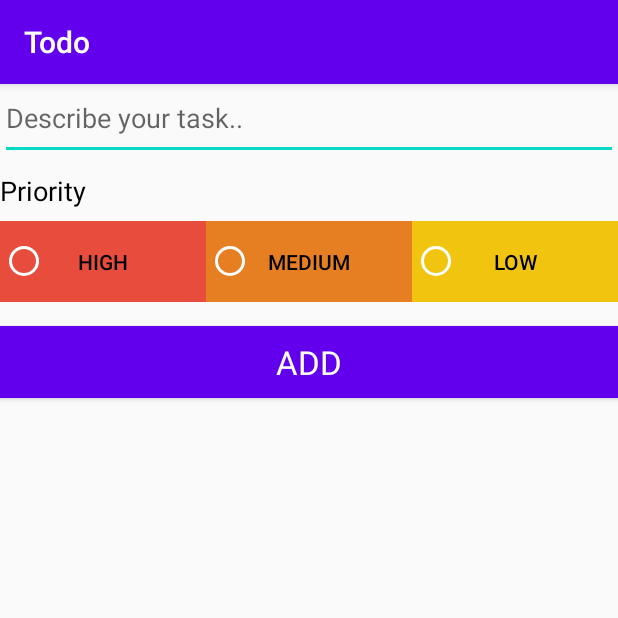
After one commit to lighttt/TodoApp, an Android app: the AddTaskActivity screen opened directly, with no data from a screen before it, on a phone screen of 412 x 824 dp, the top half of it. The commit adds this screen. Run offline under Robolectric (Android 15) with nearby library versions, the phone set to English and light mode, and no system bars.

Commit message:
Managed view and adapter

```diff
--- a/app/src/main/AndroidManifest.xml
+++ b/app/src/main/AndroidManifest.xml
@@ -9,6 +9,7 @@
         android:roundIcon="@mipmap/ic_launcher_round"
         android:supportsRtl="true"
         android:theme="@style/AppTheme">
+        <activity android:name=".AddTaskActivity"></activity>
         <activity android:name=".MainActivity">
             <intent-filter>
                 <action android:name="android.intent.action.MAIN" />
--- /dev/null
+++ b/app/src/main/java/np/com/manishtuladhar/todo/AddTaskActivity.java
@@ -0,0 +1,14 @@
+package np.com.manishtuladhar.todo;
+
+import androidx.appcompat.app.AppCompatActivity;
+
+import android.os.Bundle;
+
+public class AddTaskActivity extends AppCompatActivity {
+
+    @Override
+    protected void onCreate(Bundle savedInstanceState) {
+        super.onCreate(savedInstanceState);
+        setContentView(R.layout.activity_add_task);
+    }
+}
--- /dev/null
+++ b/app/src/main/java/np/com/manishtuladhar/todo/database/TaskEntry.java
@@ -0,0 +1,5 @@
+package np.com.manishtuladhar.todo.database;
+
+
+public class TaskEntry {
+}
--- /dev/null
+++ b/app/src/main/res/drawable/ic_baseline_add_24.xml
@@ -0,0 +1,5 @@
+<vector android:height="24dp" android:tint="#FFFFFF"
+    android:viewportHeight="24" android:viewportWidth="24"
+    android:width="24dp" xmlns:android="http://schemas.android.com/apk/res/android">
+    <path android:fillColor="@android:color/white" android:pathData="M19,13h-6v6h-2v-6H5v-2h6V5h2v6h6v2z"/>
+</vector>
--- /dev/null
+++ b/app/src/main/res/layout/activity_add_task.xml
@@ -0,0 +1,120 @@
+<?xml version="1.0" encoding="utf-8"?>
+<LinearLayout xmlns:android="http://schemas.android.com/apk/res/android"
+    xmlns:app="http://schemas.android.com/apk/res-auto"
+    xmlns:tools="http://schemas.android.com/tools"
+    android:layout_width="match_parent"
+    android:layout_height="match_parent"
+    android:orientation="vertical"
+    android:paddingBottom="16dp">
+
+    <EditText
+        android:id="@+id/etNoteDescription"
+        android:layout_width="match_parent"
+        android:layout_height="wrap_content"
+        android:hint="@string/edit_task_description"
+        android:paddingBottom="16dp" />
+
+    <TextView
+        style="@style/TextAppearance.AppCompat.Medium"
+        android:layout_width="wrap_content"
+        android:layout_height="wrap_content"
+        android:layout_marginTop="8dp"
+        android:layout_marginBottom="8dp"
+        android:text="Priority"
+        android:textColor="@android:color/primary_text_light" />
+
+
+    <FrameLayout
+        android:layout_width="match_parent"
+        android:layout_height="wrap_content"
+        android:layout_marginBottom="16dp">
+
+        <LinearLayout
+            android:layout_width="match_parent"
+            android:layout_height="wrap_content"
+            android:orientation="horizontal"
+            android:weightSum="3">
+
+            <Button
+                android:id="@+id/buttonP1"
+                style="?android:attr/buttonBarButtonStyle"
+                android:layout_width="wrap_content"
+                android:layout_height="wrap_content"
+                android:layout_weight="1"
+                android:background="@color/materialRed"
+                android:text="High"
+                android:onClick="onPrioritySelected"
+                android:textColor="@android:color/primary_text_light" />
+
+            <Button
+                android:id="@+id/buttonP2"
+                style="?android:attr/buttonBarButtonStyle"
+                android:layout_width="wrap_content"
+                android:layout_height="wrap_content"
+                android:layout_weight="1"
+                android:background="@color/materialOrange"
+                android:text="Medium"
+                android:onClick="onPrioritySelected"
+                android:textColor="@android:color/primary_text_light" />
+
+            <Button
+                android:id="@+id/buttonP3"
+                style="?android:attr/buttonBarButtonStyle"
+                android:layout_width="wrap_content"
+                android:layout_height="wrap_content"
+                android:layout_weight="1"
+                android:background="@color/materialYellow"
+                android:text="Low"
+                android:onClick="onPrioritySelected"
+                android:textColor="@android:color/primary_text_light" />
+
+        </LinearLayout>
+
+        <RadioGroup
+            android:layout_width="match_parent"
+            android:layout_height="wrap_content"
+            android:layout_gravity="center"
+            android:orientation="horizontal"
+            android:weightSum="3">
+
+            <RadioButton
+                android:id="@+id/radButton1"
+                android:layout_width="wrap_content"
+                android:layout_height="wrap_content"
+                android:layout_weight="1"
+                android:onClick="onPrioritySelected"
+                android:theme="@style/WhiteRadioButton" />
+
+            <RadioButton
+                android:id="@+id/radButton2"
+                android:layout_width="wrap_content"
+                android:layout_height="wrap_content"
+                android:layout_weight="1"
+                android:onClick="onPrioritySelected"
+                android:theme="@style/WhiteRadioButton" />
+
+            <RadioButton
+                android:id="@+id/radButton3"
+                android:layout_width="wrap_content"
+                android:layout_height="wrap_content"
+                android:layout_weight="1"
+                android:onClick="onPrioritySelected"
+                android:theme="@style/WhiteRadioButton" />
+
+
+        </RadioGroup>
+
+    </FrameLayout>
+
+    <Button
+        android:id="@+id/addButton"
+        style="@style/TextAppearance.AppCompat.Large"
+        android:layout_width="match_parent"
+        android:layout_height="wrap_content"
+        android:layout_gravity="center"
+        android:background="@color/colorPrimary"
+        android:text="Add"
+        android:onClick="onClickAddNote"
+        android:textColor="@android:color/primary_text_dark" />
+
+</LinearLayout>
--- a/app/src/main/res/values/colors.xml
+++ b/app/src/main/res/values/colors.xml
@@ -3,4 +3,10 @@
     <color name="colorPrimary">#6200EE</color>
     <color name="colorPrimaryDark">#3700B3</color>
     <color name="colorAccent">#03DAC5</color>
+
+
+    <!-- colors for task priority selection -->
+    <color name="materialRed">#E74C3C</color>
+    <color name="materialOrange">#E67E22</color>
+    <color name="materialYellow">#F1C40F</color>
 </resources>
--- a/app/src/main/res/values/strings.xml
+++ b/app/src/main/res/values/strings.xml
@@ -1,3 +1,4 @@
 <resources>
     <string name="app_name">Todo</string>
+    <string name="edit_task_description">Describe your task..</string>
 </resources>
--- a/app/src/main/res/values/styles.xml
+++ b/app/src/main/res/values/styles.xml
@@ -7,4 +7,11 @@
         <item name="colorAccent">@color/colorAccent</item>
     </style>
 
+
+    <style name="WhiteRadioButton" parent="Theme.AppCompat.Light.DarkActionBar">
+        <item name="colorControlNormal">@android:color/white</item>
+        <item name="colorControlActivated">@android:color/white</item>
+
+    </style>
+
 </resources>
```
Also changed, not shown: app/build.gradle (+7 -0 lines), app/src/main/java/np/com/manishtuladhar/todo/MainActivity.java (+45 -1 lines), app/src/main/java/np/com/manishtuladhar/todo/TaskAdapter.java (added, +68 -0 lines), app/src/main/res/drawable-v24/priority_circle.xml (added, +7 -0 lines), app/src/main/res/layout/activity_main.xml (+13 -6 lines), app/src/main/res/layout/task_layout.xml (added, +56 -0 lines).
